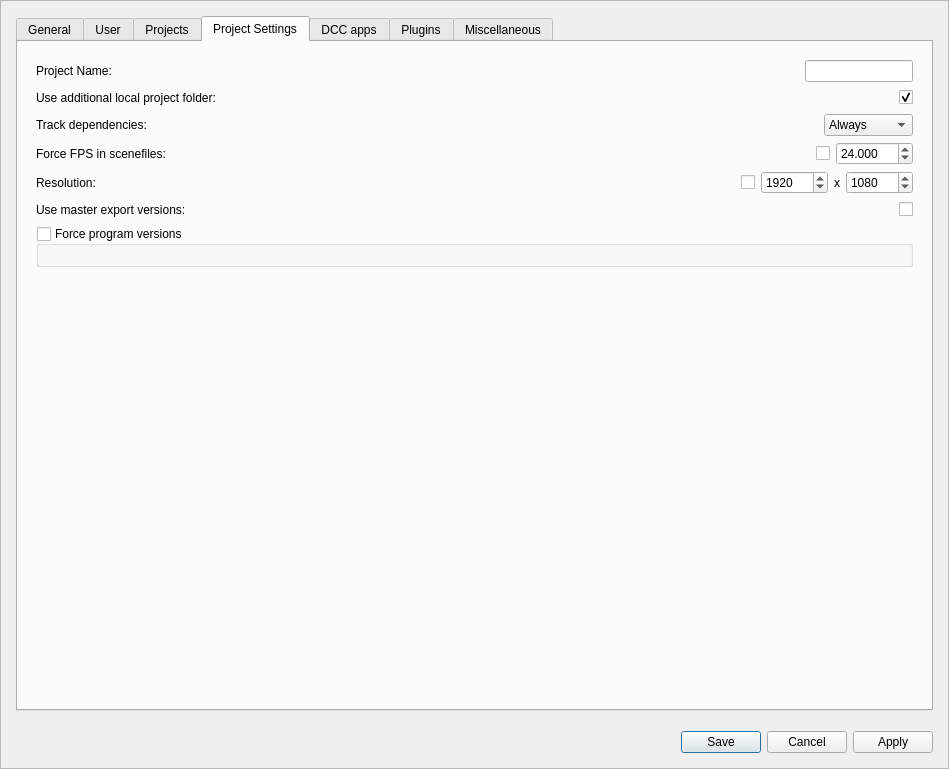
The window that Prism/Scripts/UserInterfacesPrism/PrismSettings.ui (PrismPipeline/Prism) describes before a commit, drawn with Qt 5.
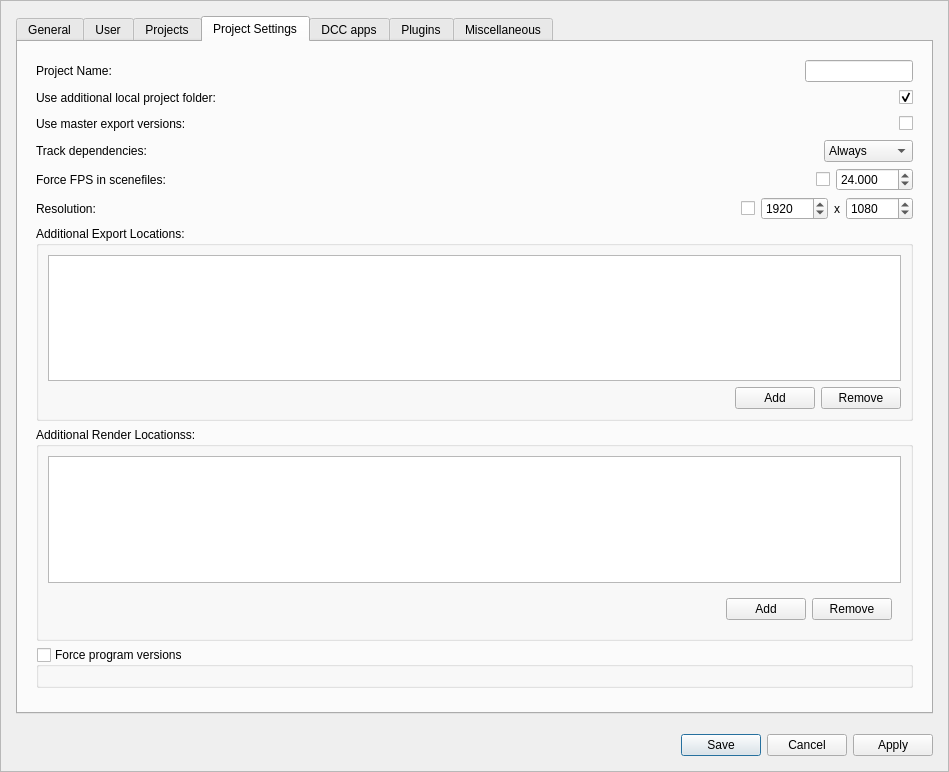
The same window after the commit. The open tabs and pages were chosen to show the change.

Commit message: export/render locations - v1.3.0.64

The edit to the form file:
```diff
--- a/Prism/Scripts/UserInterfacesPrism/PrismSettings.ui
+++ b/Prism/Scripts/UserInterfacesPrism/PrismSettings.ui
@@ -7,7 +7,7 @@
     <x>0</x>
     <y>0</y>
     <width>949</width>
-    <height>769</height>
+    <height>772</height>
    </rect>
   </property>
   <property name="windowTitle">
@@ -40,7 +40,7 @@
         <x>0</x>
         <y>0</y>
         <width>947</width>
-        <height>767</height>
+        <height>770</height>
        </rect>
       </property>
       <layout class="QVBoxLayout" name="verticalLayout_5">
@@ -681,6 +681,42 @@
                 </layout>
                </widget>
               </item>
+              <item>
+               <widget class="QWidget" name="widget_12" native="true">
+                <layout class="QHBoxLayout" name="horizontalLayout_16">
+                 <property name="margin">
+                  <number>0</number>
+                 </property>
+                 <item>
+                  <widget class="QLabel" name="label_6">
+                   <property name="text">
+                    <string>Use master export versions:</string>
+                   </property>
+                  </widget>
+                 </item>
+                 <item>
+                  <spacer name="horizontalSpacer_11">
+                   <property name="orientation">
+                    <enum>Qt::Horizontal</enum>
+                   </property>
+                   <property name="sizeHint" stdset="0">
+                    <size>
+                     <width>40</width>
+                     <height>20</height>
+                    </size>
+                   </property>
+                  </spacer>
+                 </item>
+                 <item>
+                  <widget class="QCheckBox" name="chb_curPuseMaster">
+                   <property name="text">
+                    <string/>
+                   </property>
+                  </widget>
+                 </item>
+                </layout>
+               </widget>
+              </item>
               <item>
                <widget class="QWidget" name="widget_11" native="true">
                 <layout class="QHBoxLayout" name="horizontalLayout_14">
@@ -902,45 +938,147 @@
                </widget>
               </item>
               <item>
-               <widget class="QWidget" name="widget_12" native="true">
-                <layout class="QHBoxLayout" name="horizontalLayout_16">
-                 <property name="leftMargin">
-                  <number>0</number>
-                 </property>
-                 <property name="topMargin">
-                  <number>0</number>
-                 </property>
-                 <property name="rightMargin">
-                  <number>0</number>
-                 </property>
-                 <property name="bottomMargin">
-                  <number>0</number>
-                 </property>
+               <widget class="QGroupBox" name="groupBox_3">
+                <property name="title">
+                 <string>Additional Export Locations:</string>
+                </property>
+                <layout class="QVBoxLayout" name="verticalLayout_10">
                  <item>
-                  <widget class="QLabel" name="label_6">
-                   <property name="text">
-                    <string>Use master export versions:</string>
+                  <widget class="QTableWidget" name="tw_exportPaths">
+                   <property name="editTriggers">
+                    <set>QAbstractItemView::NoEditTriggers</set>
                    </property>
+                   <property name="selectionBehavior">
+                    <enum>QAbstractItemView::SelectRows</enum>
+                   </property>
+                   <property name="verticalScrollMode">
+                    <enum>QAbstractItemView::ScrollPerPixel</enum>
+                   </property>
+                   <property name="horizontalScrollMode">
+                    <enum>QAbstractItemView::ScrollPerPixel</enum>
+                   </property>
+                   <property name="columnCount">
+                    <number>2</number>
+                   </property>
+                   <attribute name="horizontalHeaderVisible">
+                    <bool>false</bool>
+                   </attribute>
+                   <attribute name="horizontalHeaderStretchLastSection">
+                    <bool>true</bool>
+                   </attribute>
+                   <attribute name="verticalHeaderVisible">
+                    <bool>false</bool>
+                   </attribute>
+                   <column/>
+                   <column/>
                   </widget>
                  </item>
                  <item>
-                  <spacer name="horizontalSpacer_11">
-                   <property name="orientation">
-                    <enum>Qt::Horizontal</enum>
+                  <widget class="QWidget" name="widget_6" native="true">
+                   <layout class="QHBoxLayout" name="horizontalLayout_4">
+                    <property name="margin">
+                     <number>0</number>
+                    </property>
+                    <item>
+                     <spacer name="horizontalSpacer_3">
+                      <property name="orientation">
+                       <enum>Qt::Horizontal</enum>
+                      </property>
+                      <property name="sizeHint" stdset="0">
+                       <size>
+                        <width>40</width>
+                        <height>20</height>
+                       </size>
+                      </property>
+                     </spacer>
+                    </item>
+                    <item>
+                     <widget class="QPushButton" name="b_addExportPath">
+                      <property name="text">
+                       <string>Add</string>
+                      </property>
+                     </widget>
+                    </item>
+                    <item>
+                     <widget class="QPushButton" name="b_removeExportPath">
+                      <property name="text">
+                       <string>Remove</string>
+                      </property>
+                     </widget>
+                    </item>
+                   </layout>
+                  </widget>
+                 </item>
+                </layout>
+               </widget>
+              </item>
+              <item>
+               <widget class="QGroupBox" name="groupBox_5">
+                <property name="title">
+                 <string>Additional Render Locationss:</string>
+                </property>
+                <layout class="QVBoxLayout" name="verticalLayout_17">
+                 <item>
+                  <widget class="QTableWidget" name="tw_renderPaths">
+                   <property name="editTriggers">
+                    <set>QAbstractItemView::NoEditTriggers</set>
                    </property>
-                   <property name="sizeHint" stdset="0">
-                    <size>
-                     <width>40</width>
-                     <height>20</height>
-                    </size>
+                   <property name="selectionBehavior">
+                    <enum>QAbstractItemView::SelectRows</enum>
                    </property>
-                  </spacer>
+                   <property name="verticalScrollMode">
+                    <enum>QAbstractItemView::ScrollPerPixel</enum>
+                   </property>
+                   <property name="horizontalScrollMode">
+                    <enum>QAbstractItemView::ScrollPerPixel</enum>
+                   </property>
+                   <property name="columnCount">
+                    <number>2</number>
+                   </property>
+                   <attribute name="horizontalHeaderVisible">
+                    <bool>false</bool>
+                   </attribute>
+                   <attribute name="horizontalHeaderStretchLastSection">
+                    <bool>true</bool>
+                   </attribute>
+                   <attribute name="verticalHeaderVisible">
+                    <bool>false</bool>
+                   </attribute>
+                   <column/>
+                   <column/>
+                  </widget>
                  </item>
                  <item>
-                  <widget class="QCheckBox" name="chb_curPuseMaster">
-                   <property name="text">
-                    <string/>
-                   </property>
+                  <widget class="QWidget" name="widget_8" native="true">
+                   <layout class="QHBoxLayout" name="horizontalLayout_17">
+                    <item>
+                     <spacer name="horizontalSpacer_12">
+                      <property name="orientation">
+                       <enum>Qt::Horizontal</enum>
+                      </property>
+                      <property name="sizeHint" stdset="0">
+                       <size>
+                        <width>672</width>
+                        <height>20</height>
+                       </size>
+                      </property>
+                     </spacer>
+                    </item>
+                    <item>
+                     <widget class="QPushButton" name="b_addRenderPath">
+                      <property name="text">
+                       <string>Add</string>
+                      </property>
+                     </widget>
+                    </item>
+                    <item>
+                     <widget class="QPushButton" name="b_removeRenderPath">
+                      <property name="text">
+                       <string>Remove</string>
+                      </property>
+                     </widget>
+                    </item>
+                   </layout>
                   </widget>
                  </item>
                 </layout>
```
Left out of the diff: 220 changed lines with no effect on the pictures. The commit also changes 40 other files.
